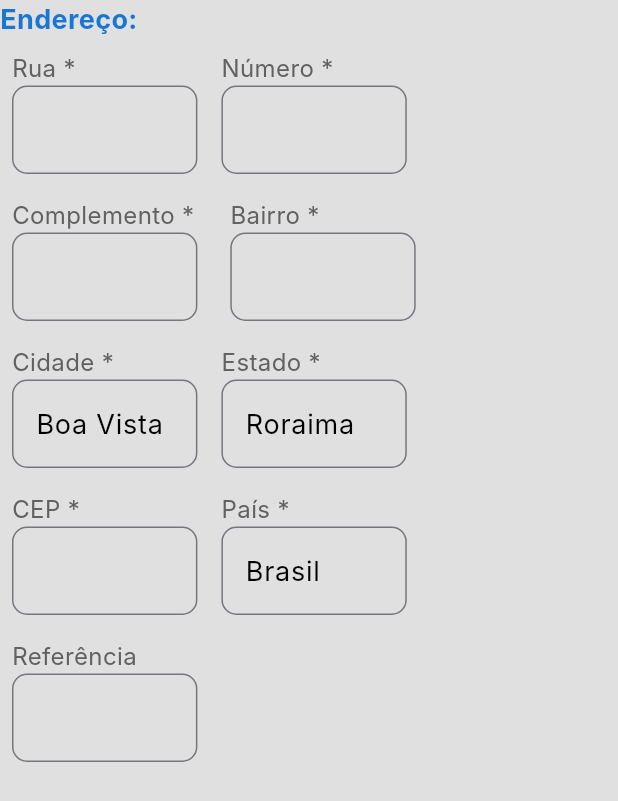
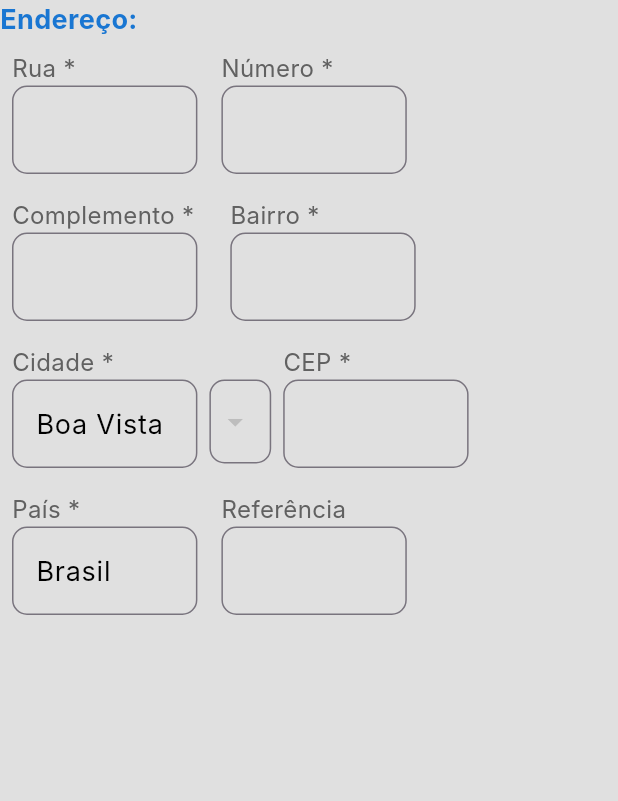
Before and after one commit to ernanyJ/edusys_client, a Flutter app: the _AddressData widget shown alone on an empty page, opened directly with empty values, on a phone screen of 412 x 824 dp. Shown: the top 801 px of the screen. Run offline on Flutter 3.47's test engine with Material 3 defaults, Android fonts, the light colour scheme and no system bars; our stand-ins replace brasil_fields, data_table_2, dio, go_router; network calls fail; Roboto replaces fonts that are missing (Inter); statements that could not run were skipped.

Commit message:
feat: state droipdown in guardian and student

```diff
--- a/lib/enums/class_group_type.dart
+++ b/lib/enums/class_group_type.dart
@@ -1,5 +1,5 @@
 enum ClassGroupType {
-  ELEMENTARY("Elementar"),
+  ELEMENTARY("Fundamental"),
   CRECHE("Creche");
 
   final String value;
--- a/lib/presentation/contract/widgets/student_add/add_student_dialog.dart
+++ b/lib/presentation/contract/widgets/student_add/add_student_dialog.dart
@@ -4,6 +4,7 @@ import 'package:edusys_client/exceptions/invalid_input.dart';
 import 'package:edusys_client/presentation/contract/widgets/student_add/create_student_dialog_state.dart';
 import 'package:edusys_client/presentation/widgets/my_text_field.dart';
 import 'package:edusys_client/presentation/widgets/sex_dropdown.dart';
+import 'package:edusys_client/presentation/widgets/states_dropdown.dart';
 import 'package:edusys_client/util/consts.dart';
 import 'package:flutter/material.dart';
 import 'package:flutter/services.dart';
@@ -197,10 +198,14 @@ class _AddressData extends StatelessWidget {
                   isRequired: true,
                   label: 'Cidade *',
                   controller: state.cityController),
-              MyTextField(
-                  isRequired: true,
-                  label: 'Estado *',
-                  controller: state.stateController),
+            Column(
+              children: [
+                const SizedBox(height: 31),
+                StatesDropdown(
+                  onChanged: (value) => state.stateController.text = value as String,
+                ),
+              ],
+            ),
               MyTextField(
                 isRequired: true,
                 inputFormatters: [
--- /dev/null
+++ b/lib/presentation/widgets/states_dropdown.dart
@@ -0,0 +1,44 @@
+import 'package:brasil_fields/brasil_fields.dart';
+import 'package:edusys_client/util/consts.dart';
+import 'package:flutter/material.dart';
+
+class StatesDropdown extends StatelessWidget {
+  const StatesDropdown({
+    super.key,
+    required this.onChanged,
+  });
+  final void Function(Object?) onChanged;
+
+  @override
+  Widget build(BuildContext context) {
+    return SizedBox(
+      width: MediaQuery.of(context).size.width * 0.1,
+      child: DropdownButtonFormField(
+        hint: const Text('Estado'),
+        decoration: InputDecoration(
+          focusColor: primaryColor,
+          focusedBorder:
+              OutlineInputBorder(borderSide: BorderSide(color: primaryColor)),
+          focusedErrorBorder:
+              OutlineInputBorder(borderSide: BorderSide(color: dangerColor)),
+          border: OutlineInputBorder(
+              borderRadius: BorderRadius.circular(10),
+              borderSide: BorderSide(color: neutralColor)),
+        ),
+        style: Theme.of(context).textTheme.bodyMedium,
+        items: Estados.listaEstadosSigla.map(
+          (String estado) {
+
+            return DropdownMenuItem(
+              value: estado,
+              child: Text(estado),
+            );
+          },
+        ).toList(),
+        onChanged: (v) {
+          onChanged(v);
+        },
+      ),
+    );
+  }
+}
```
Also changed, not shown: lib/presentation/contract/widgets/guardian_add/add_guardian_dialog.dart (+11 -5 lines), lib/presentation/contract/widgets/student_add/create_student_dialog_state.dart (+7 -6 lines).
